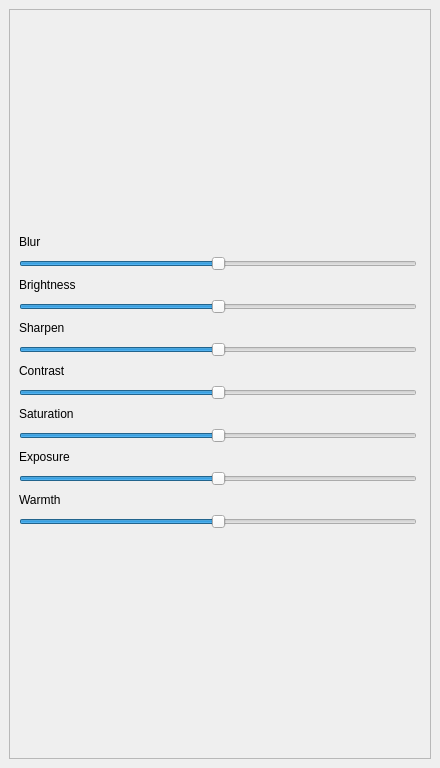
Before: the Qt Designer form ui_files/adjust-widget.ui in abeshahsan/Photo-Wizard, drawn with Qt 5.
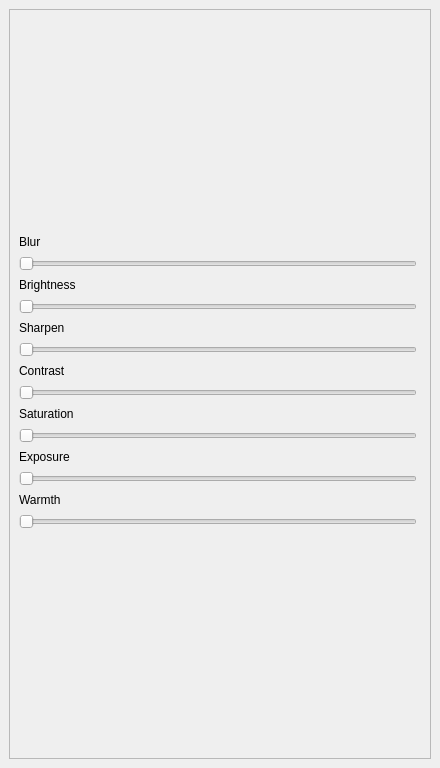
After: the same form once the commit is applied.

Commit message: grouped effects

```diff
--- a/ui_files/adjust-widget.ui
+++ b/ui_files/adjust-widget.ui
@@ -99,6 +99,9 @@
             <property name="pageStep">
              <number>10</number>
             </property>
+            <property name="value">
+             <number>-2000</number>
+            </property>
             <property name="orientation">
              <enum>Qt::Horizontal</enum>
             </property>
@@ -122,6 +125,9 @@
             <property name="pageStep">
              <number>10</number>
             </property>
+            <property name="value">
+             <number>-2000</number>
+            </property>
             <property name="orientation">
              <enum>Qt::Horizontal</enum>
             </property>
@@ -145,6 +151,9 @@
             <property name="pageStep">
              <number>10</number>
             </property>
+            <property name="value">
+             <number>-2000</number>
+            </property>
             <property name="orientation">
              <enum>Qt::Horizontal</enum>
             </property>
@@ -169,7 +178,7 @@
              <number>10</number>
             </property>
             <property name="value">
-             <number>0</number>
+             <number>-2000</number>
             </property>
             <property name="orientation">
              <enum>Qt::Horizontal</enum>
@@ -195,7 +204,7 @@
              <number>10</number>
             </property>
             <property name="value">
-             <number>0</number>
+             <number>-2000</number>
             </property>
             <property name="tracking">
              <bool>true</bool>
@@ -227,7 +236,7 @@
              <number>10</number>
             </property>
             <property name="value">
-             <number>0</number>
+             <number>-2000</number>
             </property>
             <property name="orientation">
              <enum>Qt::Horizontal</enum>
@@ -259,7 +268,7 @@
              <number>10</number>
             </property>
             <property name="value">
-             <number>0</number>
+             <number>-2000</number>
             </property>
             <property name="orientation">
              <enum>Qt::Horizontal</enum>
```
The commit also changes 2 other files.
